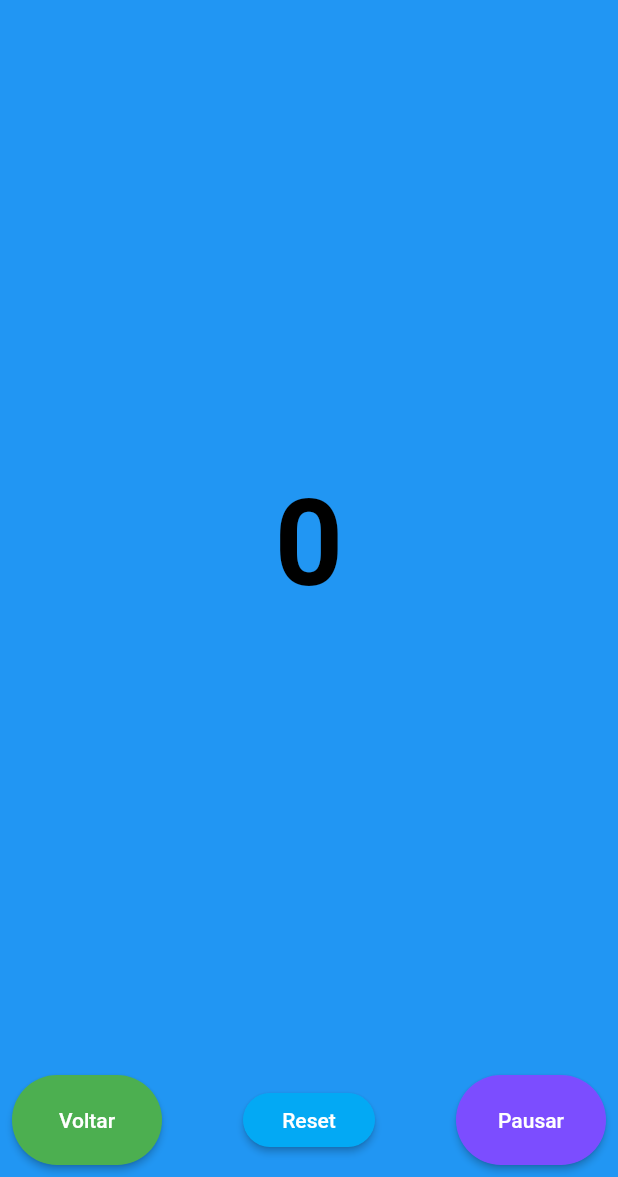
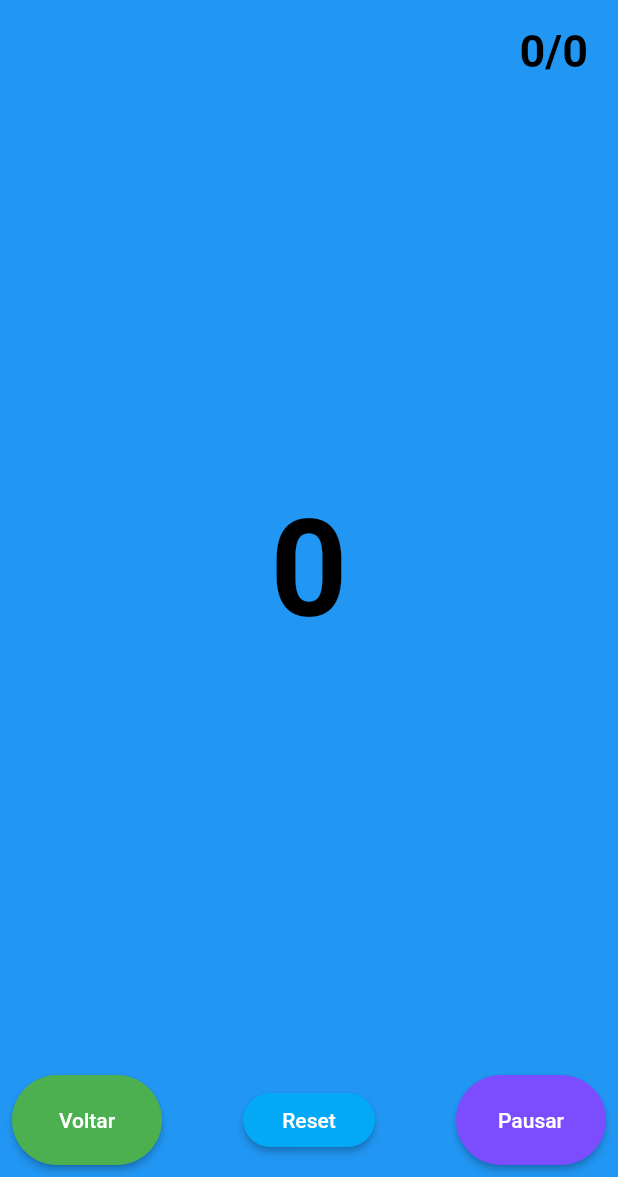
Before and after one commit to gustoliveira/jump_rope_app, a Flutter app: the StopwatchPage screen opened directly, after a tap on "Pausar", on a phone screen of 412 x 824 dp, the part 59-1236 px from its top. Run offline on Flutter 3.47's test engine with Material 2 defaults, Android fonts, the phone set to English and light mode, and no system bars; our stand-ins replace stop_watch_timer.

Commit message:
Função para que quando termine todas as séries pause o contador e coloque uma tela verde indicando que terminou

```diff
--- a/lib/DefineTimePage.dart
+++ b/lib/DefineTimePage.dart
@@ -194,6 +194,8 @@ class DefineTimePageState extends State<DefineTimePage> {
                                       controladorDescanso.text = "";
                                       controladorAtivo.text = "";
                                       controladorQntdRepeticao.text = "";
+                                      listaTempos.clear();
+                                      flagStart = true;
                                     });
                                   },
                                 ),
--- a/lib/StopwatchPage.dart
+++ b/lib/StopwatchPage.dart
@@ -15,10 +15,13 @@ class _StopwatchPageState extends State<StopwatchPage> {
   int _descanso = 0;
   int _count = 0;
   int _serieAtual = 0;
+  int _countSeries = 0;
+  int _countQntd = 0;
 
   bool _flagMudarFases = false;
   bool _flagMudarAtivoDescanso = false;
   bool _isPaused = false;
+  bool _isOver = false;
 
   ColorSwatch _color = Colors.blue;
 
@@ -34,6 +37,9 @@ class _StopwatchPageState extends State<StopwatchPage> {
           _color = (_flagMudarAtivoDescanso ? Colors.blue : Colors.red);
           _stopWatchTimer.onExecute.add(StopWatchExecute.reset);
           _stopWatchTimer.onExecute.add(StopWatchExecute.start);
+
+          if (_flagMudarAtivoDescanso) _countQntd++;
+
           _count--;
           _flagMudarAtivoDescanso = !_flagMudarAtivoDescanso;
 
@@ -41,11 +47,16 @@ class _StopwatchPageState extends State<StopwatchPage> {
 
           if (_flagMudarFases) {
             int lenght = widget.vetorAtivo.length;
+            print("aaaaaaaaaaaaaaaaaaaa $_serieAtual");
+            print("aaaaaaaaaaaaaaaaaaaa $lenght");
 
-            if (_serieAtual == lenght)
-              _serieAtual = 0;
-            else
+            if (_serieAtual == lenght - 1) {
+              _isOver = true;
+              _color = Colors.green;
+              _stopWatchTimer.onExecute.add(StopWatchExecute.stop);
+            } else {
               _serieAtual++;
+            }
 
             _ativo = widget.vetorAtivo[_serieAtual]["tempoAtivo"];
             _descanso = widget.vetorAtivo[_serieAtual]["tempoDescanso"];
@@ -90,6 +101,22 @@ class _StopwatchPageState extends State<StopwatchPage> {
               child: Column(
                 mainAxisAlignment: MainAxisAlignment.center,
                 children: [
+                  Row(
+                    mainAxisAlignment: MainAxisAlignment.end,
+                    children: [
+                      Padding(
+                        padding: const EdgeInsets.fromLTRB(0, 0, 20, 0),
+                        child: Text(
+                          "$_countQntd/$_countSeries",
+                          style: TextStyle(
+                            fontSize: 30,
+                            color: Colors.black,
+                            fontWeight: FontWeight.bold,
+                          ),
+                        ),
+                      ),
+                    ],
+                  ),
                   Expanded(
                     child: Center(
                       child: StreamBuilder<int>(
@@ -102,7 +129,7 @@ class _StopwatchPageState extends State<StopwatchPage> {
                               value.toString(),
                               style: TextStyle(
                                 color: Colors.black,
-                                fontSize: 80,
+                                fontSize: 90,
                                 fontWeight: FontWeight.bold,
                               ),
                             ),
@@ -125,23 +152,34 @@ class _StopwatchPageState extends State<StopwatchPage> {
                             color: Colors.green,
                             shape: const StadiumBorder(),
                             child: Text(
-                              _isPaused ? "Voltar" : 'Começar',
+                              _isPaused ? "Voltar" : "Começar",
                               style: TextStyle(color: Colors.white),
                             ),
                             onPressed: () async {
+                              if (!_isOver) {
                                 _stopWatchTimer.onExecute
                                     .add(StopWatchExecute.start);
-                              _ativo =
-                                  widget.vetorAtivo[_serieAtual]["tempoAtivo"];
+                                _ativo = widget.vetorAtivo[_serieAtual]
+                                    ["tempoAtivo"];
                                 _descanso = widget.vetorAtivo[_serieAtual]
                                     ["tempoDescanso"];
                                 _count = widget.vetorAtivo[_serieAtual]
                                         ["controladorQntdRepeticao"] *
                                     2;
 
+                                for (int i = 0;
+                                    i < widget.vetorAtivo.length;
+                                    i++) {
+                                  _countSeries += widget.vetorAtivo[i]
+                                      ["controladorQntdRepeticao"];
+                                }
+
                                 setState(() {
                                   _isPaused = false;
                                 });
+                              } else {
+                                return null;
+                              }
                             },
                           ),
                         ),
@@ -182,11 +220,15 @@ class _StopwatchPageState extends State<StopwatchPage> {
                             color: Colors.deepPurpleAccent,
                             shape: const StadiumBorder(),
                             onPressed: () async {
+                              if (!_isOver) {
                                 _stopWatchTimer.onExecute
                                     .add(StopWatchExecute.stop);
                                 setState(() {
                                   _isPaused = true;
                                 });
+                              } else {
+                                return null;
+                              }
                             },
                             child: const Text(
                               "Pausar",
```
Lines whose indentation alone changed are shown as unchanged.
